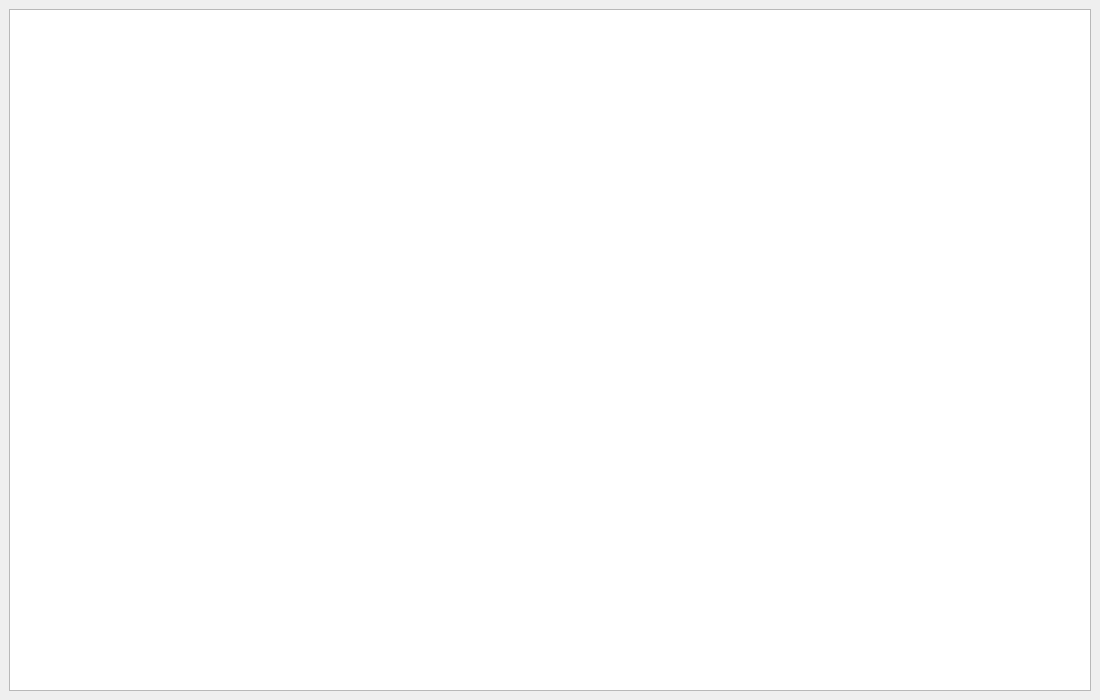
romb-technologies/NURBS, file example/mainwindow.ui: the form before one commit.
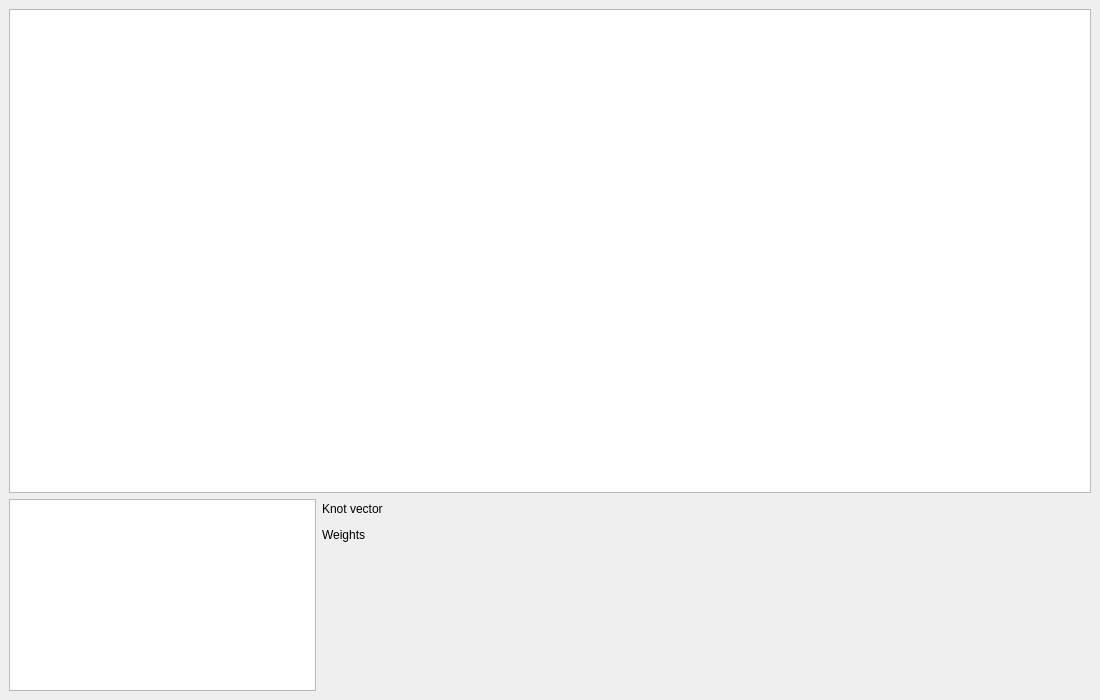
The form after the commit.

Commit message: Added UI support for editing knot vectors and weights

Diff of the .ui file:
```diff
--- a/example/mainwindow.ui
+++ b/example/mainwindow.ui
@@ -14,10 +14,76 @@
    <string>NURBS</string>
   </property>
   <widget class="QWidget" name="centralwidget">
-   <layout class="QGridLayout" name="gridLayout">
+   <layout class="QGridLayout" name="gridLayout" rowstretch="5,0">
     <item row="0" column="0">
      <widget class="QGraphicsView" name="graphicsView"/>
     </item>
+    <item row="1" column="0">
+     <layout class="QHBoxLayout" name="horizontalLayout" stretch="2,5">
+      <item>
+       <widget class="QListWidget" name="curveList">
+        <property name="sizePolicy">
+         <sizepolicy hsizetype="Expanding" vsizetype="Expanding">
+          <horstretch>0</horstretch>
+          <verstretch>0</verstretch>
+         </sizepolicy>
+        </property>
+       </widget>
+      </item>
+      <item>
+       <layout class="QFormLayout" name="formLayout">
+        <item row="0" column="0">
+         <widget class="QLabel" name="label">
+          <property name="text">
+           <string>Knot vector</string>
+          </property>
+         </widget>
+        </item>
+        <item row="0" column="1">
+         <layout class="QHBoxLayout" name="knotVectorLayout">
+          <item>
+           <spacer name="horizontalSpacer_2">
+            <property name="orientation">
+             <enum>Qt::Horizontal</enum>
+            </property>
+            <property name="sizeHint" stdset="0">
+             <size>
+              <width>40</width>
+              <height>20</height>
+             </size>
+            </property>
+           </spacer>
+          </item>
+         </layout>
+        </item>
+        <item row="1" column="0">
+         <widget class="QLabel" name="label_2">
+          <property name="text">
+           <string>Weights</string>
+          </property>
+         </widget>
+        </item>
+        <item row="1" column="1">
+         <layout class="QHBoxLayout" name="weightLayout">
+          <item>
+           <spacer name="horizontalSpacer_3">
+            <property name="orientation">
+             <enum>Qt::Horizontal</enum>
+            </property>
+            <property name="sizeHint" stdset="0">
+             <size>
+              <width>40</width>
+              <height>20</height>
+             </size>
+            </property>
+           </spacer>
+          </item>
+         </layout>
+        </item>
+       </layout>
+      </item>
+     </layout>
+    </item>
    </layout>
   </widget>
  </widget>
```
The commit also changes 7 other files.
